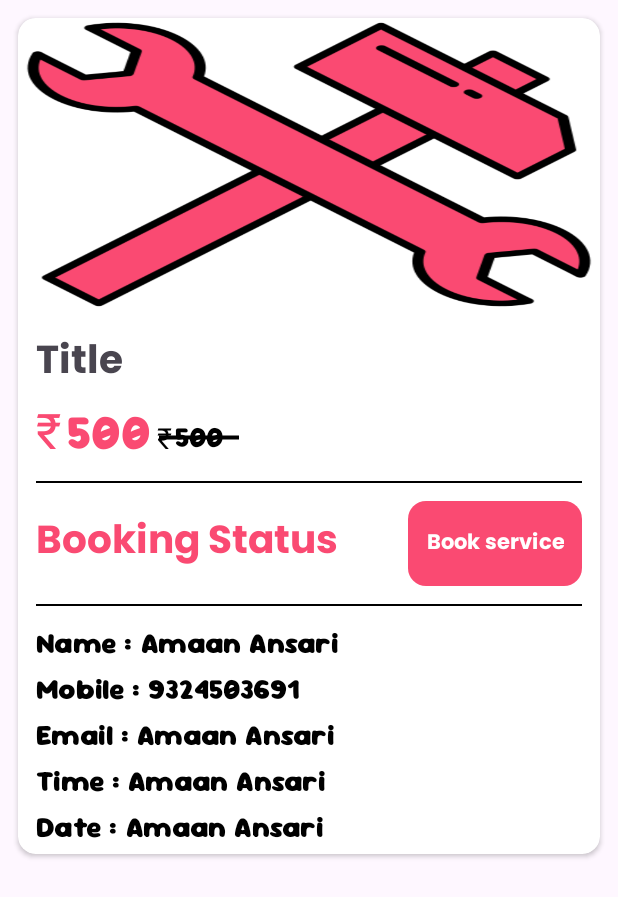
After one commit to Amaan778/ServiceProviderAdmin, an Android app: the layout bookings.xml on its own in the app's theme, with its tools: preview values and no code run, on a phone screen of 412 x 824 dp. The commit adds this screen. Shown: the top 897 px of the screen. Run offline under Robolectric (Android 15) with nearby library versions, the phone set to English and light mode, and no system bars.

Commit message:
ServiceProvider Admin App

```diff
--- a/app/build.gradle.kts
+++ b/app/build.gradle.kts
@@ -46,6 +46,7 @@ dependencies {
     implementation(libs.firebase.database)
     implementation(libs.firebase.storage)
     implementation(libs.firebase.firestore)
+    implementation(libs.firebase.auth)
     testImplementation(libs.junit)
     androidTestImplementation(libs.androidx.junit)
     androidTestImplementation(libs.androidx.espresso.core)
--- a/app/src/main/AndroidManifest.xml
+++ b/app/src/main/AndroidManifest.xml
@@ -12,6 +12,12 @@
         android:supportsRtl="true"
         android:theme="@style/Theme.ServiceProviderAdmin"
         tools:targetApi="31">
+        <activity
+            android:name=".bookings.BookingActivity"
+            android:exported="false" />
+        <activity
+            android:name=".booking.BookingsActivity"
+            android:exported="false" />
         <activity
             android:name=".manageservice.AddService"
             android:exported="false" />
--- /dev/null
+++ b/app/src/main/java/com/app/serviceprovideradmin/bookings/Bookmodelclass.kt
@@ -0,0 +1,5 @@
+package com.app.serviceprovideradmin.bookings
+
+class Bookmodelclass(val id:String?=null,  val coverImage:String?=null, val title:String?=null,
+                     val price:String?=null, val offer:String?=null, val status:String?=null,
+                     val name:String?=null, val number:String?=null, val email:String?=null, val date:String?=null, val time:String?=null)
--- a/app/src/main/res/layout/activity_dashboard.xml
+++ b/app/src/main/res/layout/activity_dashboard.xml
@@ -97,6 +97,7 @@
                 android:layout_margin="@dimen/_9sdp">
 
                 <TextView
+                    android:id="@+id/allbokings"
                     android:layout_width="match_parent"
                     android:layout_height="wrap_content"
                     android:background="@drawable/background"
--- /dev/null
+++ b/app/src/main/res/layout/bookings.xml
@@ -0,0 +1,277 @@
+<?xml version="1.0" encoding="utf-8"?>
+<LinearLayout xmlns:android="http://schemas.android.com/apk/res/android"
+    android:layout_width="match_parent"
+    android:layout_height="wrap_content"
+    xmlns:app="http://schemas.android.com/apk/res-auto"
+    android:orientation="vertical">
+
+    <androidx.cardview.widget.CardView
+        android:layout_width="match_parent"
+        android:layout_height="wrap_content"
+        android:elevation="@dimen/_11sdp"
+        app:cardCornerRadius="@dimen/_9sdp"
+        android:layout_margin="@dimen/_9sdp">
+
+        <LinearLayout
+            android:layout_width="match_parent"
+            android:layout_height="wrap_content"
+            android:orientation="vertical">
+
+            <TextView
+                android:id="@+id/ids"
+                android:layout_width="wrap_content"
+                android:layout_height="wrap_content"
+                android:text="Id"
+                android:visibility="gone"/>
+
+            <ImageView
+                android:id="@+id/coverimg"
+                android:layout_width="match_parent"
+                android:layout_height="@dimen/_150sdp"
+                android:scaleType="fitXY"
+                android:src="@drawable/splashservice"/>
+
+            <TextView
+                android:id="@+id/title"
+                android:layout_width="match_parent"
+                android:layout_height="wrap_content"
+                android:text="Title"
+                android:layout_marginTop="@dimen/_9sdp"
+                android:layout_marginHorizontal="@dimen/_9sdp"
+                android:textSize="@dimen/_20sdp"
+                android:fontFamily="@font/poppins"
+                android:maxLines="1"/>
+
+            <LinearLayout
+                android:layout_width="match_parent"
+                android:layout_height="wrap_content"
+                android:orientation="horizontal"
+                android:layout_marginHorizontal="@dimen/_9sdp">
+
+                <TextView
+                    android:layout_width="wrap_content"
+                    android:layout_height="wrap_content"
+                    android:text="\u20B9"
+                    android:textSize="@dimen/_25sdp"
+                    android:textColor="@color/themecolor"/>
+
+                <TextView
+                    android:id="@+id/offer"
+                    android:layout_width="wrap_content"
+                    android:layout_height="wrap_content"
+                    android:text="500"
+                    android:textSize="@dimen/_25sdp"
+                    android:textColor="@color/themecolor"
+                    android:layout_marginHorizontal="@dimen/_3sdp"
+                    android:fontFamily="@font/sourgummy"/>
+
+                <RelativeLayout
+                    android:layout_width="wrap_content"
+                    android:layout_height="wrap_content"
+                    android:background="@drawable/lineshape">
+
+                    <TextView
+                        android:layout_width="wrap_content"
+                        android:layout_height="wrap_content"
+                        android:text="\u20B9"
+                        android:textSize="@dimen/_15sdp"
+                        android:textColor="@color/black"/>
+
+                    <TextView
+                        android:id="@+id/price"
+                        android:layout_width="wrap_content"
+                        android:layout_height="wrap_content"
+                        android:text="500"
+                        android:textSize="@dimen/_15sdp"
+                        android:textColor="@color/black"
+                        android:layout_marginHorizontal="@dimen/_9sdp"
+                        android:fontFamily="@font/sourgummy"/>
+
+                </RelativeLayout>
+
+            </LinearLayout>
+
+            <View
+                android:layout_width="match_parent"
+                android:layout_height="1dp"
+                android:background="@color/black"
+                android:layout_margin="@dimen/_9sdp"/>
+
+            <LinearLayout
+                android:layout_width="match_parent"
+                android:layout_height="wrap_content"
+                android:orientation="horizontal"
+                android:layout_marginHorizontal="@dimen/_9sdp">
+
+                <TextView
+                    android:layout_width="wrap_content"
+                    android:layout_height="wrap_content"
+                    android:text="Booking Status"
+                    android:fontFamily="@font/poppins"
+                    android:layout_gravity="center"
+                    android:textSize="@dimen/_20sdp"
+                    android:textColor="@color/themecolor"
+                    android:textStyle="bold"/>
+
+                <LinearLayout
+                    android:layout_width="match_parent"
+                    android:layout_height="wrap_content"
+                    android:orientation="vertical"
+                    android:gravity="end">
+
+                    <Button
+                        android:id="@+id/status"
+                        android:layout_width="wrap_content"
+                        android:layout_height="wrap_content"
+                        android:text="Book service"
+                        android:textColor="@color/white"
+                        android:fontFamily="@font/poppins"
+                        android:background="@drawable/btn"
+                        android:padding="@dimen/_9sdp"/>
+
+                </LinearLayout>
+
+            </LinearLayout>
+
+            <View
+                android:layout_width="match_parent"
+                android:layout_height="1dp"
+                android:background="@color/black"
+                android:layout_margin="@dimen/_9sdp"/>
+
+            <LinearLayout
+                android:layout_width="match_parent"
+                android:layout_height="wrap_content"
+                android:orientation="vertical"
+                android:layout_marginHorizontal="@dimen/_9sdp">
+
+                <LinearLayout
+                    android:layout_width="match_parent"
+                    android:layout_height="wrap_content"
+                    android:orientation="horizontal"
+                    android:layout_marginBottom="@dimen/_4sdp">
+
+                    <TextView
+                        android:layout_width="wrap_content"
+                        android:layout_height="wrap_content"
+                        android:text="Name : "
+                        android:fontFamily="@font/sourgummy"
+                        android:textSize="@dimen/_15sdp"
+                        android:textColor="@color/black"/>
+
+                    <TextView
+                        android:id="@+id/name"
+                        android:layout_width="wrap_content"
+                        android:layout_height="wrap_content"
+                        android:text="Amaan Ansari"
+                        android:textSize="@dimen/_15sdp"
+                        android:textColor="@color/black"
+                        android:fontFamily="@font/sourgummy"/>
+
+                </LinearLayout>
+
+                <LinearLayout
+                    android:layout_width="match_parent"
+                    android:layout_height="wrap_content"
+                    android:orientation="horizontal">
+
+                    <TextView
+                        android:layout_width="wrap_content"
+                        android:layout_height="wrap_content"
+                        android:text="Mobile : "
+                        android:fontFamily="@font/sourgummy"
+                        android:textSize="@dimen/_15sdp"
+                        android:textColor="@color/black"/>
+
+                    <TextView
+                        android:id="@+id/number"
+                        android:layout_width="wrap_content"
+                        android:layout_height="wrap_content"
+                        android:text="9324503691"
+                        android:textSize="@dimen/_15sdp"
+                        android:textColor="@color/black"
+                        android:fontFamily="@font/sourgummy"/>
+
+                </LinearLayout>
+
+                <LinearLayout
+                    android:layout_width="match_parent"
+                    android:layout_height="wrap_content"
+                    android:orientation="horizontal"
+                    android:layout_marginVertical="@dimen/_4sdp">
+
+                    <TextView
+                        android:layout_width="wrap_content"
+                        android:layout_height="wrap_content"
+                        android:text="Email : "
+                        android:fontFamily="@font/sourgummy"
+                        android:textSize="@dimen/_15sdp"
+                        android:textColor="@color/black"/>
+
+                    <TextView
+                        android:id="@+id/email"
+                        android:layout_width="wrap_content"
+                        android:layout_height="wrap_content"
+                        android:text="Amaan Ansari"
+                        android:textSize="@dimen/_15sdp"
+                        android:textColor="@color/black"
+                        android:fontFamily="@font/sourgummy"/>
+
+                </LinearLayout>
+
+                <LinearLayout
+                    android:layout_width="match_parent"
+                    android:layout_height="wrap_content"
+                    android:orientation="horizontal">
+
+                    <TextView
+                        android:layout_width="wrap_content"
+                        android:layout_height="wrap_content"
+                        android:text="Time : "
+                        android:fontFamily="@font/sourgummy"
+                        android:textSize="@dimen/_15sdp"
+                        android:textColor="@color/black"/>
+
+                    <TextView
+                        android:id="@+id/time"
+                        android:layout_width="wrap_content"
+                        android:layout_height="wrap_content"
+                        android:text="Amaan Ansari"
+                        android:textSize="@dimen/_15sdp"
+                        android:textColor="@color/black"
+                        android:fontFamily="@font/sourgummy"/>
+
+                </LinearLayout>
+
+                <LinearLayout
+                    android:layout_width="match_parent"
+                    android:layout_height="wrap_content"
+                    android:orientation="horizontal"
+                    android:layout_marginVertical="@dimen/_4sdp">
+
+                    <TextView
+                        android:layout_width="wrap_content"
+                        android:layout_height="wrap_content"
+                        android:text="Date : "
+                        android:fontFamily="@font/sourgummy"
+                        android:textSize="@dimen/_15sdp"
+                        android:textColor="@color/black"/>
+
+                    <TextView
+                        android:id="@+id/date"
+                        android:layout_width="wrap_content"
+                        android:layout_height="wrap_content"
+                        android:text="Amaan Ansari"
+                        android:textSize="@dimen/_15sdp"
+                        android:textColor="@color/black"
+                        android:fontFamily="@font/sourgummy"/>
+
+                </LinearLayout>
+
+            </LinearLayout>
+
+        </LinearLayout>
+
+    </androidx.cardview.widget.CardView>
+
+</LinearLayout>
--- a/gradle/libs.versions.toml
+++ b/gradle/libs.versions.toml
@@ -1,6 +1,6 @@
 [versions]
 agp = "8.7.2"
-kotlin = "1.9.24"
+kotlin = "2.1.0"
 coreKtx = "1.15.0"
 junit = "4.13.2"
 junitVersion = "1.2.1"
@@ -13,6 +13,7 @@ googleGmsGoogleServices = "4.4.2"
 firebaseDatabase = "21.0.0"
 firebaseStorage = "21.0.1"
 firebaseFirestore = "25.1.1"
+firebaseAuth = "23.2.0"
 
 [libraries]
 androidx-core-ktx = { group = "androidx.core", name = "core-ktx", version.ref = "coreKtx" }
@@ -26,6 +27,7 @@ androidx-constraintlayout = { group = "androidx.constraintlayout", name = "const
 firebase-database = { group = "com.google.firebase", name = "firebase-database", version.ref = "firebaseDatabase" }
 firebase-storage = { group = "com.google.firebase", name = "firebase-storage", version.ref = "firebaseStorage" }
 firebase-firestore = { group = "com.google.firebase", name = "firebase-firestore", version.ref = "firebaseFirestore" }
+firebase-auth = { group = "com.google.firebase", name = "firebase-auth", version.ref = "firebaseAuth" }
 
 [plugins]
 android-application = { id = "com.android.application", version.ref = "agp" }
```
Also changed, not shown: app/src/main/java/com/app/serviceprovideradmin/Dashboard.kt (+7 -0 lines), app/src/main/java/com/app/serviceprovideradmin/bookings/BookingActivity.kt (added, +74 -0 lines), app/src/main/java/com/app/serviceprovideradmin/bookings/BookingRecycler.kt (added, +52 -0 lines), app/src/main/res/layout/activity_booking.xml (added, +36 -0 lines).
